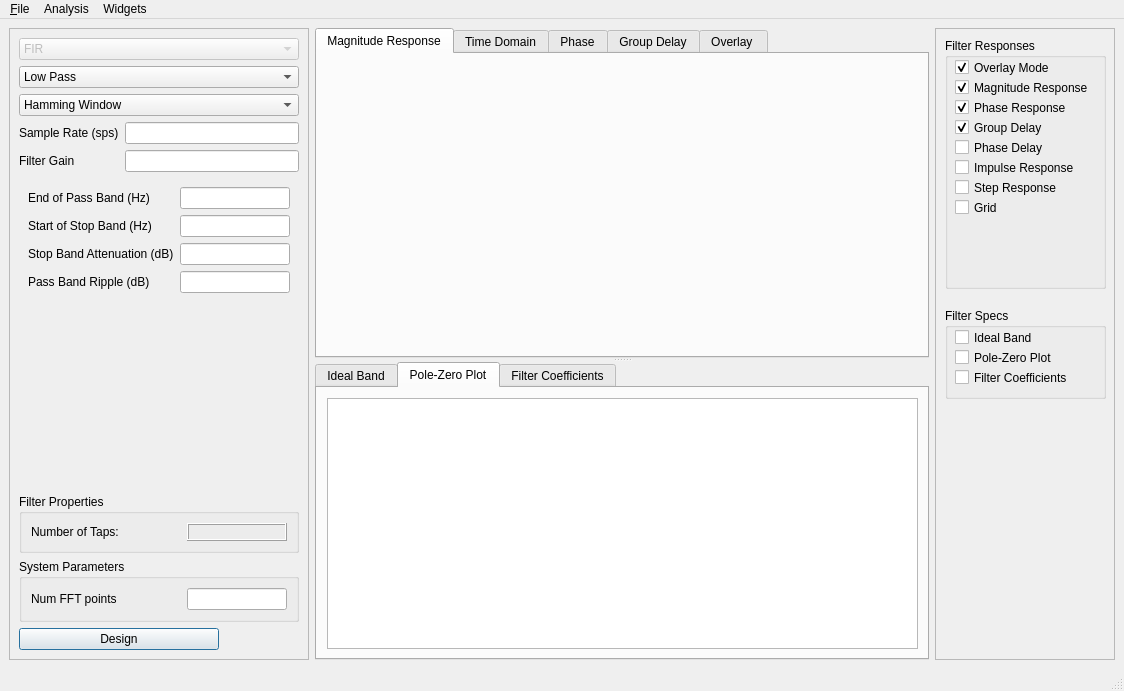
Before: the Qt Designer form python/pyqt_filter_new.ui in zeroXzero/gr-filtdes, drawn with Qt 5.
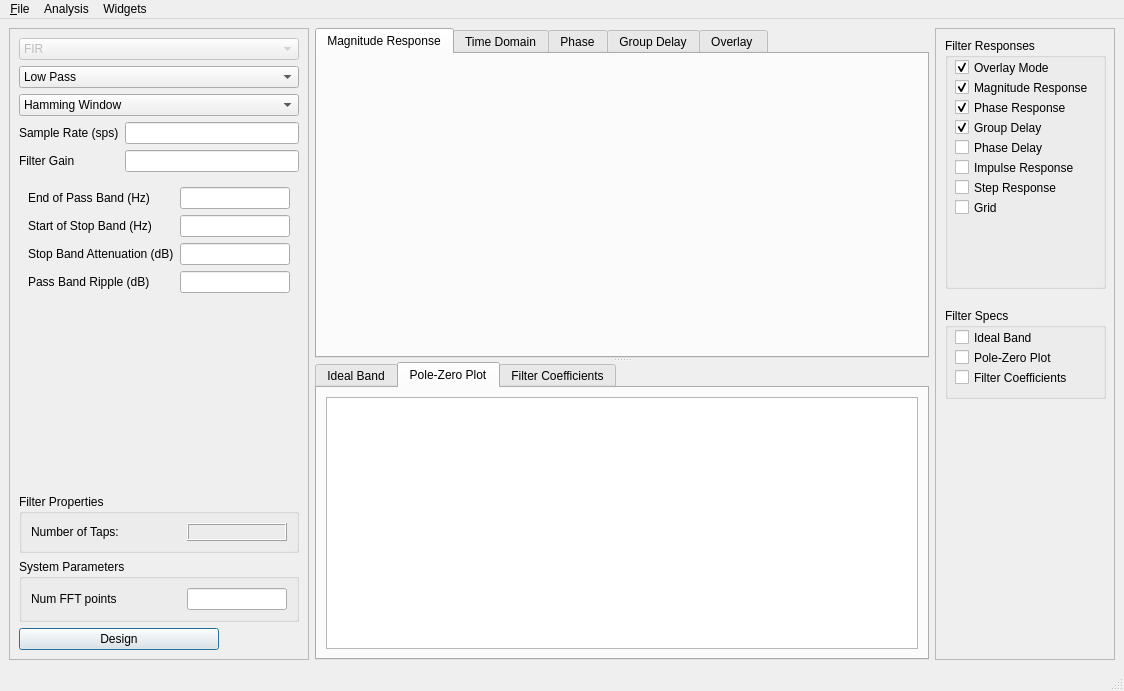
After: the same form once the commit is applied. The open tabs and pages were chosen to show the change. Custom widgets are drawn as their Qt base class.

Commit message: pole-zero plot additions

```diff
--- a/python/pyqt_filter_new.ui
+++ b/python/pyqt_filter_new.ui
@@ -894,16 +894,18 @@
         <attribute name="title">
          <string>Pole-Zero Plot</string>
         </attribute>
-        <widget class="QGraphicsView" name="pzView">
-         <property name="geometry">
-          <rect>
-           <x>10</x>
-           <y>10</y>
-           <width>591</width>
-           <height>251</height>
-          </rect>
-         </property>
-        </widget>
+        <layout class="QHBoxLayout" name="horizontalLayout_6">
+         <item>
+          <widget class="PzPlot" name="pzPlot">
+           <property name="sizePolicy">
+            <sizepolicy hsizetype="Preferred" vsizetype="Preferred">
+             <horstretch>0</horstretch>
+             <verstretch>0</verstretch>
+            </sizepolicy>
+           </property>
+          </widget>
+         </item>
+        </layout>
        </widget>
        <widget class="QWidget" name="filterCoeff">
         <attribute name="title">
@@ -1164,6 +1166,11 @@
    <extends>QGraphicsView</extends>
    <header>bandgraphicsview</header>
   </customwidget>
+  <customwidget>
+   <class>PzPlot</class>
+   <extends>QListView</extends>
+   <header>polezero_plot</header>
+  </customwidget>
  </customwidgets>
  <tabstops>
   <tabstop>filterTypeComboBox</tabstop>
```
Left out of the diff: 4 changed lines with no effect on the pictures. The commit also changes 3 other files.
